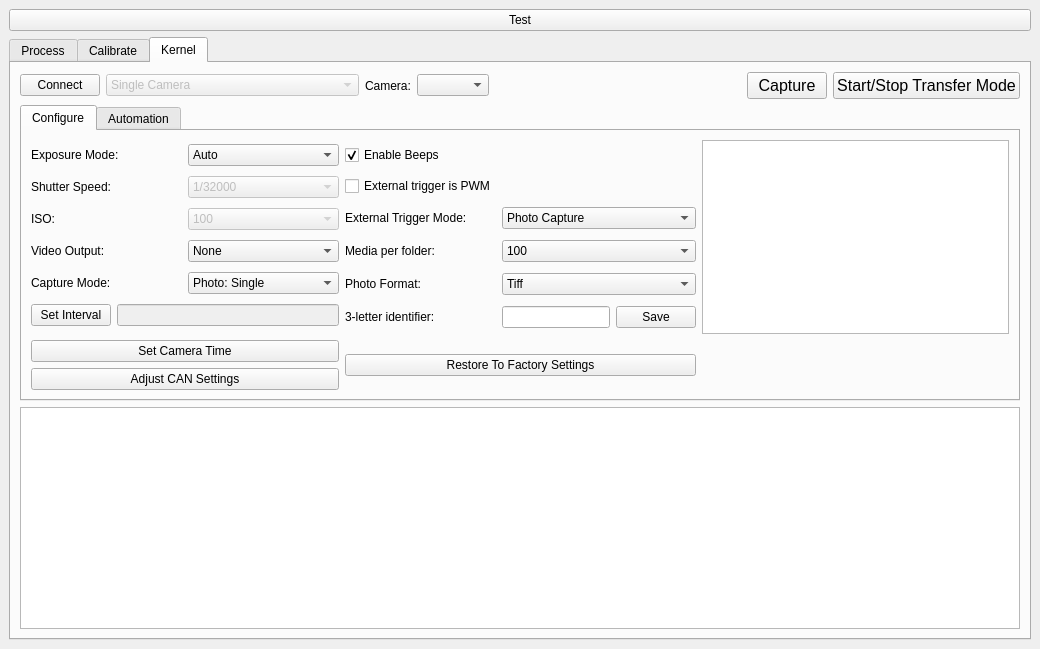
markwbrown/MAPIR_Camera_Control, file MAPIR_Processing_dockwidget_base.ui: the form before one commit.
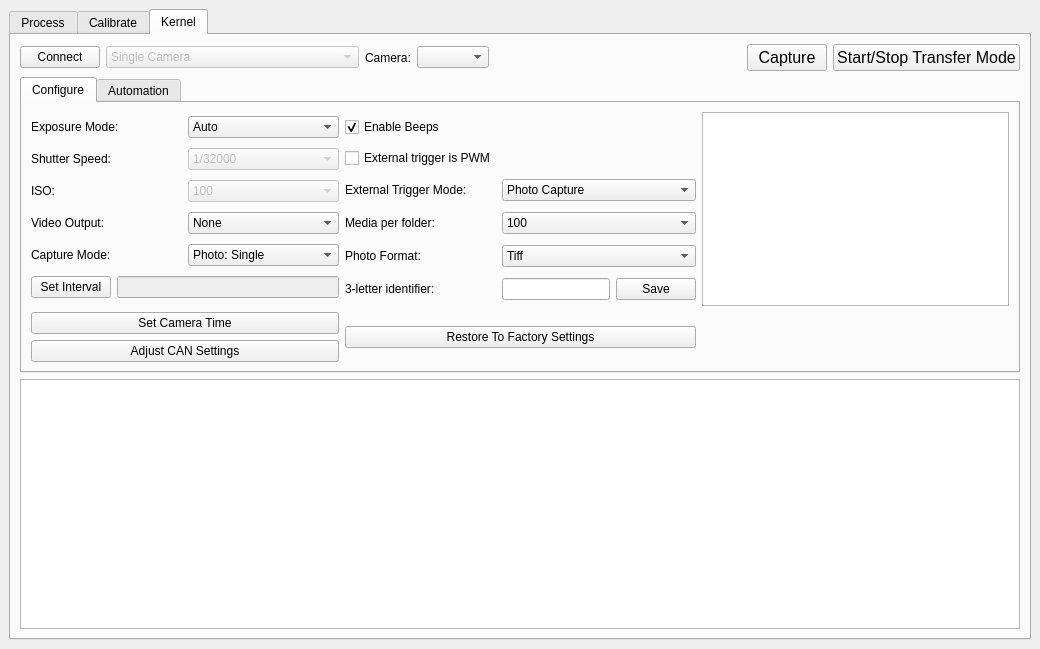
The form after the commit.

```diff
--- a/MAPIR_Processing_dockwidget_base.ui
+++ b/MAPIR_Processing_dockwidget_base.ui
@@ -30,7 +30,7 @@
     </sizepolicy>
    </property>
    <layout class="QGridLayout" name="gridLayout_7">
-    <item row="1" column="0">
+    <item row="0" column="0">
      <widget class="QTabWidget" name="tabWidget">
       <property name="enabled">
        <bool>true</bool>
@@ -1917,13 +1917,6 @@
       </widget>
      </widget>
     </item>
-    <item row="0" column="0">
-     <widget class="QPushButton" name="TestButton">
-      <property name="text">
-       <string>Test</string>
-      </property>
-     </widget>
-    </item>
    </layout>
   </widget>
  </widget>
```
